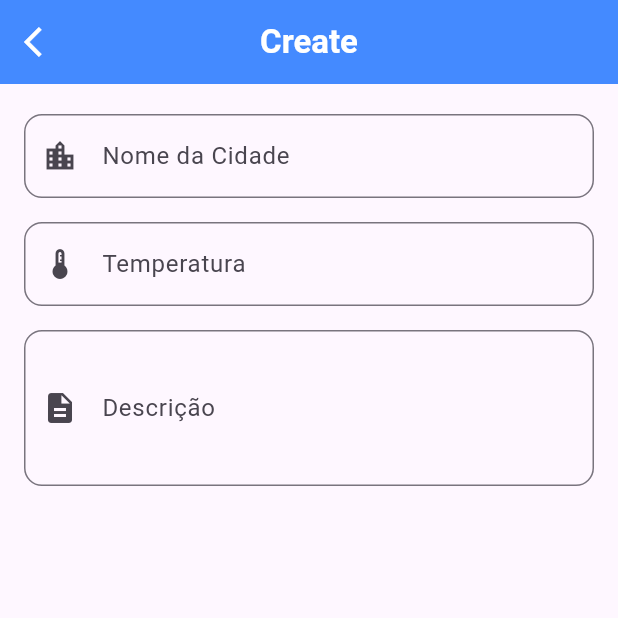
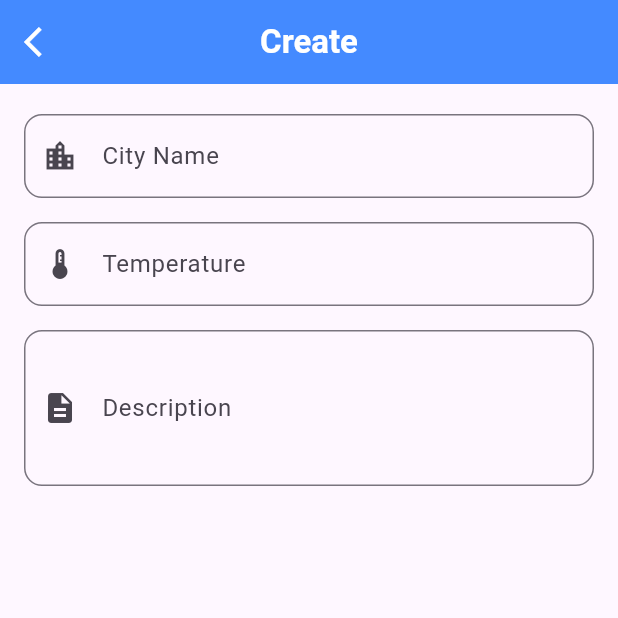
Before and after one commit to joaoconstancio1/city, a Flutter app: the EditOrCreatePage screen opened by its route, on a phone screen of 412 x 824 dp, the top half of it. Run offline on Flutter 3.47's test engine with Material 3 defaults, Android fonts, the phone set to English and light mode, and no system bars; our stand-ins replace dio, either_dart, equatable, flutter_bloc, flutter_modular, flutter_spinkit; network calls fail.

Commit message:
Refactor EditOrCreatePage to use Form for validation; update delete confirmation dialog text for clarity

```diff
--- a/lib/features/home/presentation/components/show_delete_confirmation_dialog.dart
+++ b/lib/features/home/presentation/components/show_delete_confirmation_dialog.dart
@@ -23,7 +23,7 @@
           ],
         ),
         content: Text(
-          'Are you sure you want to delete this city? This action can not be undone.',
+          'Are you sure you want to delete this city? This action cannot be undone.',
           style: TextStyle(fontSize: 16),
         ),
         actions: [
--- a/lib/features/home/presentation/pages/edit_or_createpage.dart
+++ b/lib/features/home/presentation/pages/edit_or_createpage.dart
@@ -16,6 +16,7 @@
   late TextEditingController _cityController;
   late TextEditingController _temperatureController;
   late TextEditingController _descriptionController;
+  final _formKey = GlobalKey<FormState>();
 
   @override
   void initState() {
@@ -58,31 +59,34 @@
       ),
       body: Padding(
         padding: const EdgeInsets.symmetric(horizontal: 16.0, vertical: 20.0),
+        child: Form(
+          key: _formKey,
           child: Column(
             crossAxisAlignment: CrossAxisAlignment.stretch,
             children: [
               _buildTextField(
                 controller: _cityController,
-              label: 'Nome da Cidade',
+                label: 'City Name',
                 icon: Icons.location_city,
               ),
               const SizedBox(height: 16),
               _buildTextField(
                 controller: _temperatureController,
-              label: 'Temperatura',
+                label: 'Temperature',
                 icon: Icons.thermostat,
                 keyboardType: TextInputType.number,
               ),
               const SizedBox(height: 16),
               _buildTextField(
                 controller: _descriptionController,
-              label: 'Descrição',
+                label: 'Description',
                 icon: Icons.description,
                 maxLines: 3,
               ),
               const Spacer(),
               ElevatedButton.icon(
                 onPressed: () async {
+                  if (_formKey.currentState!.validate()) {
                     if (isEditing) {
                       await homePageCubit.updateCity(
                         id: widget.city?.id,
@@ -98,6 +102,7 @@
                       );
                     }
                     Modular.to.pop(true);
+                  }
                 },
                 icon: Icon(isEditing ? Icons.save : Icons.add, size: 20),
                 label: Text(
@@ -122,6 +127,7 @@
             ],
           ),
         ),
+      ),
     );
   }
 
@@ -132,7 +138,7 @@
     TextInputType keyboardType = TextInputType.text,
     int maxLines = 1,
   }) {
-    return TextField(
+    return TextFormField(
       controller: controller,
       keyboardType: keyboardType,
       maxLines: maxLines,
@@ -147,6 +153,12 @@
           borderSide: const BorderSide(color: Colors.blueAccent),
         ),
       ),
+      validator: (value) {
+        if (value == null || value.trim().isEmpty) {
+          return 'This field cannot be empty';
+        }
+        return null;
+      },
     );
   }
 }
```
Lines whose indentation alone changed are shown as unchanged.
